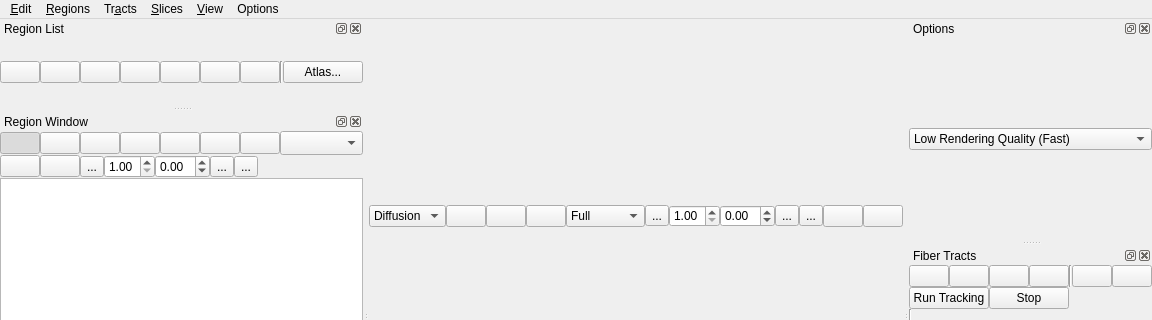
Before: the Qt Designer form tracking/tracking_window.ui in frankyeh/DSI-Studio, drawn with Qt 5; both pictures show x 0 to 1152 and y 0 to 320 of the 1152 by 644 pixel window.
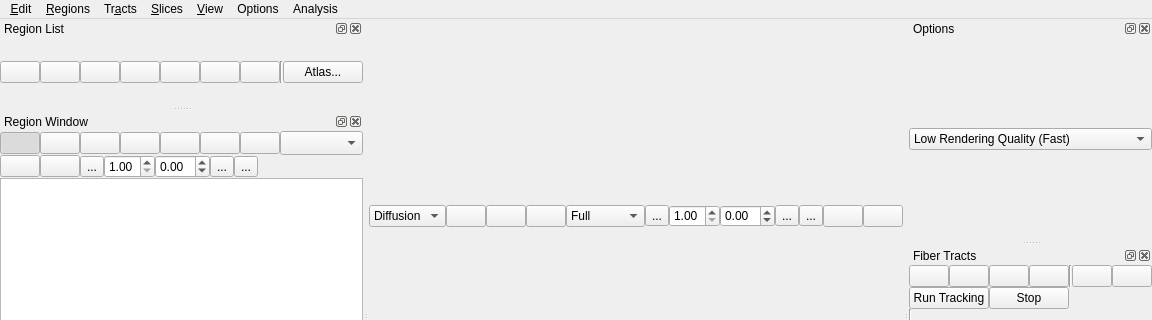
After: the same form once the commit is applied. Icons and pictures are not drawn. Custom widgets are drawn as their Qt base class.

```diff
--- a/tracking/tracking_window.ui
+++ b/tracking/tracking_window.ui
@@ -1216,6 +1216,12 @@
     <addaction name="actionLoad_Rendering_Parameters"/>
     <addaction name="actionSave_Rendering_Parameters"/>
     <addaction name="actionRestore_Settings"/>
+   </widget>
+   <widget class="QMenu" name="menuAnalysis">
+    <property name="title">
+     <string>Analysis</string>
+    </property>
+    <addaction name="actionIndividual_Connectometry"/>
     <addaction name="separator"/>
     <addaction name="actionManual_Registration"/>
     <addaction name="actionView_FIB_Content"/>
@@ -1228,6 +1234,7 @@
    <addaction name="menu_Slices"/>
    <addaction name="menu_View"/>
    <addaction name="menuTools"/>
+   <addaction name="menuAnalysis"/>
   </widget>
   <widget class="QDockWidget" name="TractWidgetHolder">
    <property name="sizePolicy">
```
Left out of the diff: 7 changed lines with no effect on the pictures.
